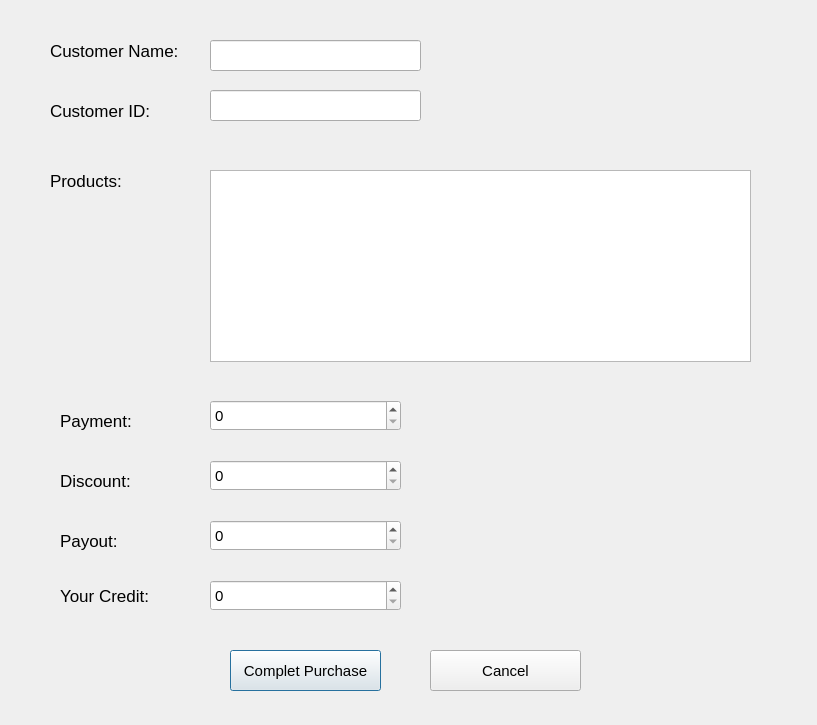
The window that source/customer_invoice.ui (NimaMousavian/FBT-Market-Management-Application) describes before a commit, drawn with Qt 5.
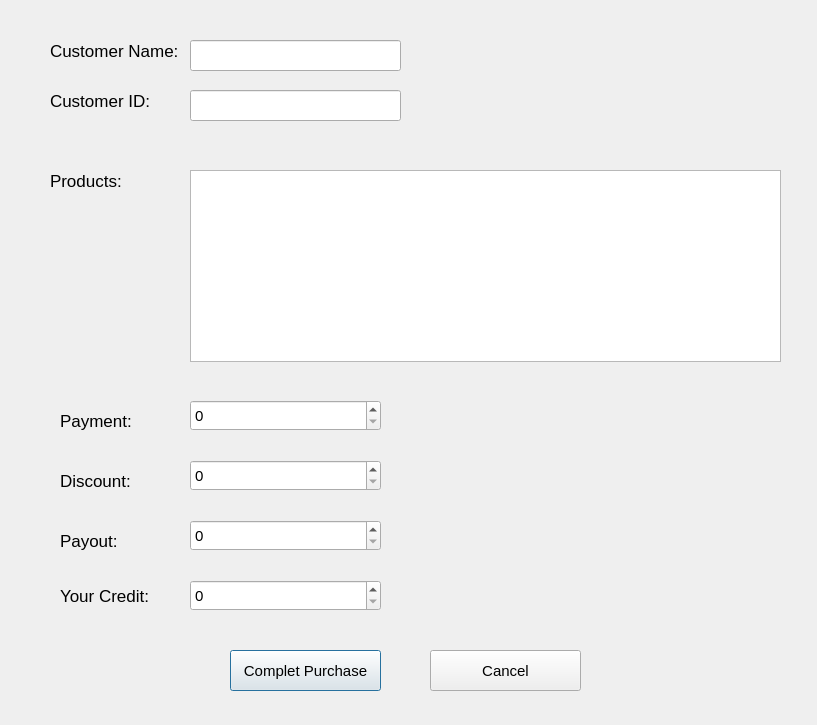
The same window after the commit.

Commit message: customer add to cart and purchase almost complete, one step remaining

What changed in the file:
```diff
--- a/source/customer_invoice.ui
+++ b/source/customer_invoice.ui
@@ -18,7 +18,7 @@
     <rect>
      <x>50</x>
      <y>30</y>
-     <width>161</width>
+     <width>141</width>
      <height>41</height>
     </rect>
    </property>
@@ -106,7 +106,7 @@
   <widget class="QLineEdit" name="name_le">
    <property name="geometry">
     <rect>
-     <x>210</x>
+     <x>190</x>
      <y>40</y>
      <width>211</width>
      <height>31</height>
@@ -121,7 +121,7 @@
   <widget class="QSpinBox" name="payment_spin">
    <property name="geometry">
     <rect>
-     <x>210</x>
+     <x>190</x>
      <y>400</y>
      <width>191</width>
      <height>31</height>
@@ -139,7 +139,7 @@
   <widget class="QSpinBox" name="discount_spin">
    <property name="geometry">
     <rect>
-     <x>210</x>
+     <x>190</x>
      <y>460</y>
      <width>191</width>
      <height>31</height>
@@ -157,7 +157,7 @@
   <widget class="QSpinBox" name="payout_spin">
    <property name="geometry">
     <rect>
-     <x>210</x>
+     <x>190</x>
      <y>520</y>
      <width>191</width>
      <height>31</height>
@@ -176,8 +176,8 @@
    <property name="geometry">
     <rect>
      <x>50</x>
-     <y>100</y>
-     <width>141</width>
+     <y>90</y>
+     <width>111</width>
      <height>21</height>
     </rect>
    </property>
@@ -193,7 +193,7 @@
   <widget class="QLineEdit" name="id_le">
    <property name="geometry">
     <rect>
-     <x>210</x>
+     <x>190</x>
      <y>90</y>
      <width>211</width>
      <height>31</height>
@@ -208,9 +208,9 @@
   <widget class="QTableWidget" name="products_table">
    <property name="geometry">
     <rect>
-     <x>210</x>
+     <x>190</x>
      <y>170</y>
-     <width>541</width>
+     <width>591</width>
      <height>192</height>
     </rect>
    </property>
@@ -272,7 +272,7 @@
   <widget class="QSpinBox" name="credit_spin">
    <property name="geometry">
     <rect>
-     <x>210</x>
+     <x>190</x>
      <y>580</y>
      <width>191</width>
      <height>31</height>
```
The commit also changes 3 other files.
